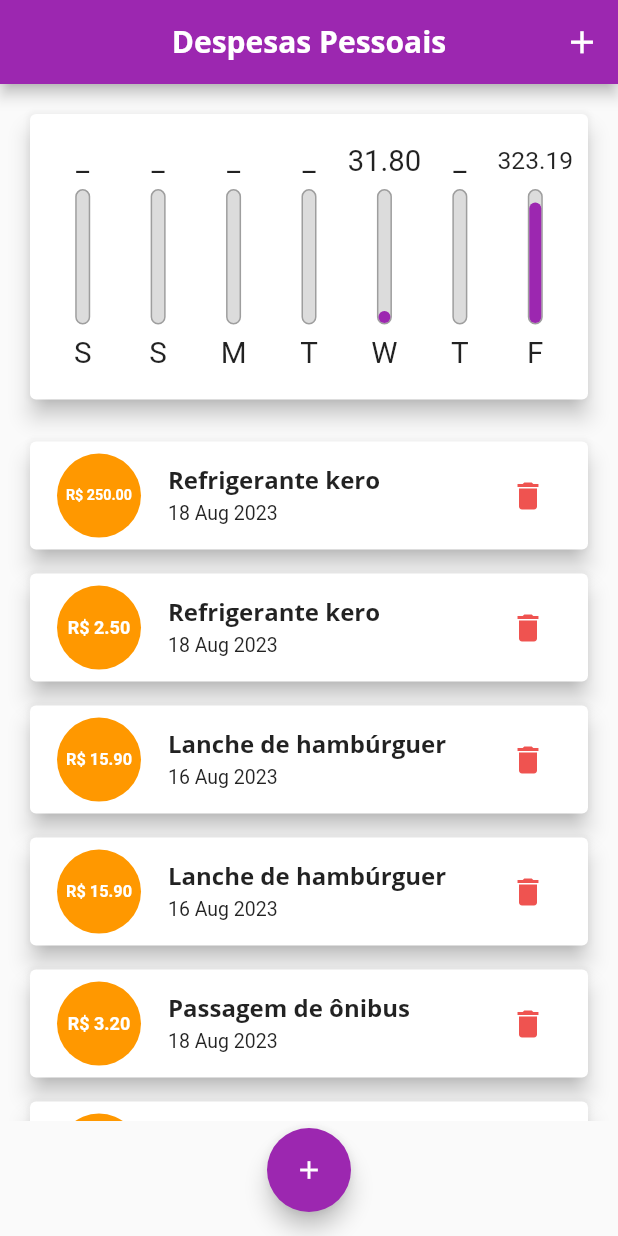
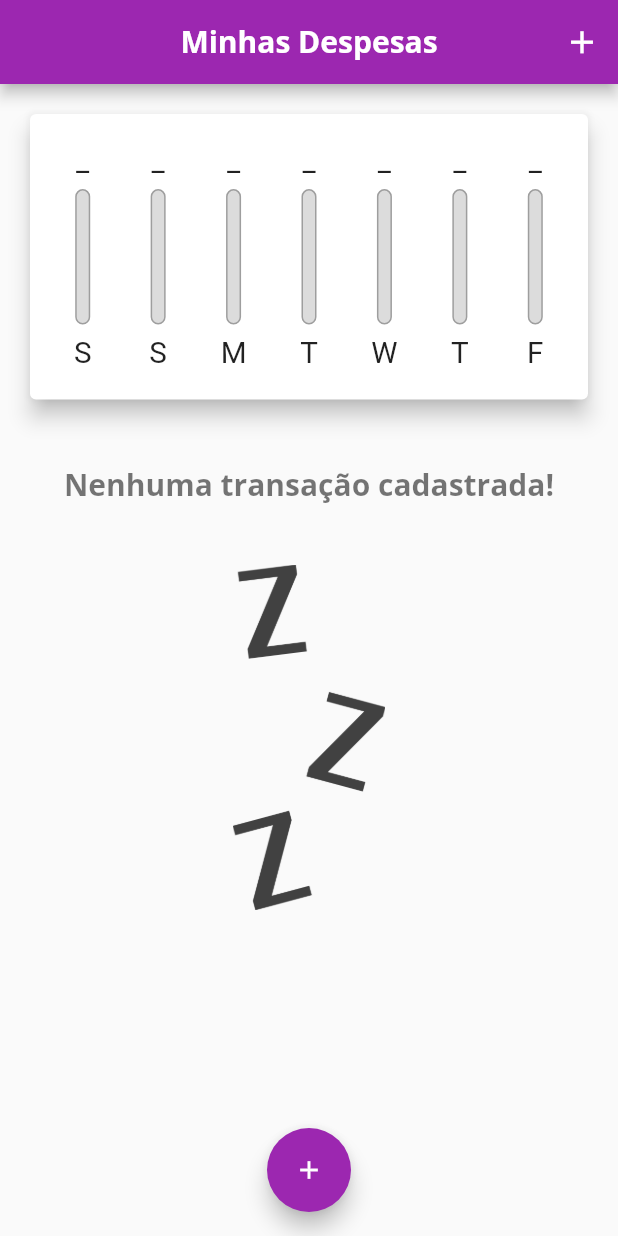
Before and after one commit to Brennez/Flutter-course, a Flutter app: the screen it shows after launch, on a phone screen of 412 x 824 dp. Run offline on Flutter 3.47's test engine with Material 2 defaults, Android fonts, the phone set to English and light mode, and no system bars; our stand-ins replace flutter_masked_text2, shared_preferences.

Commit message:
feat: shared preferences added to save transactions on device memory

```diff
--- a/expenses_app/lib/components/transaction_item.dart
+++ b/expenses_app/lib/components/transaction_item.dart
@@ -1,5 +1,3 @@
-import 'dart:math';
-
 import 'package:expenses_app/models/transaction.dart';
 import 'package:flutter/material.dart';
 import 'package:intl/intl.dart';
@@ -21,21 +19,9 @@ class TransactionItem extends StatefulWidget {
 }
 
 class _TransactionItemState extends State<TransactionItem> {
-  final colors = [
-    Colors.orange,
-    Colors.red,
-    Colors.green,
-    Colors.blue,
-    Colors.black
-  ];
-
-  late Color _backgroundColor;
-
   @override
   void initState() {
     super.initState();
-    int i = Random().nextInt(5);
-    _backgroundColor = colors[i];
   }
 
   @override
@@ -48,7 +34,6 @@ class _TransactionItemState extends State<TransactionItem> {
       ),
       child: ListTile(
         leading: CircleAvatar(
-          backgroundColor: _backgroundColor,
           radius: 30,
           child: Padding(
             padding: const EdgeInsets.all(8),
--- a/expenses_app/lib/components/transactions_list.dart
+++ b/expenses_app/lib/components/transactions_list.dart
@@ -68,7 +68,6 @@ class _TransactionsListState extends State<TransactionsList> {
                   height: constraints.maxHeight * 0.05,
                 ),
                 SizedBox(
-                  height: 20,
                   child: Text(
                     'Nenhuma transação cadastrada!',
                     style: myTheme.textTheme.displayMedium,
--- a/expenses_app/lib/main.dart
+++ b/expenses_app/lib/main.dart
@@ -1,15 +1,18 @@
+import 'dart:convert';
 import 'dart:math';
 import 'package:expenses_app/components/chart.dart';
 import 'package:expenses_app/utils/theme.dart';
 import 'package:flutter/material.dart';
 
 import 'package:expenses_app/components/transaction_form.dart';
+import 'package:shared_preferences/shared_preferences.dart';
 import 'components/transactions_list.dart';
 import 'models/transaction.dart';
 import 'utils/api.dart';
+import 'utils/shared_consts.dart';
 
 void main() {
-  runApp(ExpensesApp());
+  runApp(const ExpensesApp());
 }
 
 class ExpensesApp extends StatelessWidget {
@@ -23,7 +26,7 @@ class ExpensesApp extends StatelessWidget {
     return MaterialApp(
       theme: myTheme,
       debugShowCheckedModeBanner: false,
-      home: HomePage(),
+      home: const HomePage(),
     );
   }
 }
@@ -36,7 +39,38 @@ class HomePage extends StatefulWidget {
 }
 
 class _HomePageState extends State<HomePage> {
+  @override
+  void initState() {
+    super.initState();
+    setState(() {
+      _loadTransactions();
+    });
+  }
+
   bool _showChart = true;
+
+  Future<void> _loadTransactions() async {
+    SharedPreferences _prefs = await SharedPreferences.getInstance();
+
+    String transactionJson =
+        _prefs.getString(SharedConsts.transactionKey) ?? '[]';
+
+    List<dynamic> transactionData = json.decode(transactionJson);
+
+    setState(() {
+      transactions = transactionData
+          .map((transaction) => Transaction.fromJson(transaction))
+          .toList();
+    });
+  }
+
+  Future<void> _saveTransactions() async {
+    SharedPreferences _prefs = await SharedPreferences.getInstance();
+
+    String transactionJson = json.encode(transactions);
+
+    await _prefs.setString(SharedConsts.transactionKey, transactionJson);
+  }
 
   void _addTransaction(String title, double value, DateTime date) {
     final newTransaction = Transaction(
@@ -48,6 +82,7 @@ class _HomePageState extends State<HomePage> {
 
     setState(() {
       transactions.add(newTransaction);
+      _saveTransactions();
     });
 
     _closeTransactionFormModal(context);
@@ -93,7 +128,7 @@ class _HomePageState extends State<HomePage> {
     AppBar appBar = AppBar(
       backgroundColor: myTheme.colorScheme.primary,
       title: Text(
-        'Despesas Pessoais',
+        'Minhas Despesas',
         style: myTheme.textTheme.titleMedium,
       ),
       centerTitle: true,
@@ -136,12 +171,12 @@ class _HomePageState extends State<HomePage> {
             crossAxisAlignment: CrossAxisAlignment.stretch,
             children: [
               if (_showChart || !isLandscape)
-                Container(
+                SizedBox(
                   height: avaliableHeight * (isLandscape ? .7 : .3),
                   child: Chart(recentTransactions: _recentTransactions),
                 ),
               if (!_showChart || !isLandscape)
-                Container(
+                SizedBox(
                   height: avaliableHeight * (isLandscape ? 1 : .6),
                   child: TransactionsList(
                       transactions: transactions,
@@ -155,12 +190,12 @@ class _HomePageState extends State<HomePage> {
         onPressed: () {
           _openTransactionFormModal(context);
         },
-        child: Icon(
+        backgroundColor: myTheme.colorScheme.primary,
+        child: const Icon(
           Icons.add,
           size: 20,
           color: Colors.white,
         ),
-        backgroundColor: myTheme.colorScheme.primary,
       ),
       floatingActionButtonLocation: FloatingActionButtonLocation.centerFloat,
     );
--- a/expenses_app/lib/utils/api.dart
+++ b/expenses_app/lib/utils/api.dart
@@ -1,52 +1,52 @@
 import '../models/transaction.dart';
 
 List<Transaction> transactions = [
-  Transaction(
-    id: 'T1',
-    title: 'Refrigerante kero',
-    value: 250,
-    date: DateTime.now(),
-  ),
-  Transaction(
-    id: 'T1',
-    title: 'Refrigerante kero',
-    value: 2.50,
-    date: DateTime.now(),
-  ),
-  Transaction(
-    id: 'T2',
-    title: 'Lanche de hambúrguer',
-    value: 15.90,
-    date: DateTime.now().subtract(Duration(days: 2)),
-  ),
-  Transaction(
-    id: 'T2',
-    title: 'Lanche de hambúrguer',
-    value: 15.90,
-    date: DateTime.now().subtract(Duration(days: 2)),
-  ),
-  Transaction(
-    id: 'T3',
-    title: 'Passagem de ônibus',
-    value: 3.20,
-    date: DateTime.now(),
-  ),
-  Transaction(
-    id: 'T4',
-    title: 'Livro de ficção',
-    value: 29.99,
-    date: DateTime.now(),
-  ),
-  Transaction(
-    id: 'T5',
-    title: 'Cinema - Ingresso',
-    value: 12.00,
-    date: DateTime.now(),
-  ),
-  Transaction(
-    id: 'T6',
-    title: 'Almoço no restaurante',
-    value: 25.50,
-    date: DateTime.now(),
-  )
+  // Transaction(
+  //   id: 'T1',
+  //   title: 'Refrigerante kero',
+  //   value: 250,
+  //   date: DateTime.now(),
+  // ),
+  // Transaction(
+  //   id: 'T1',
+  //   title: 'Refrigerante kero',
+  //   value: 2.50,
+  //   date: DateTime.now(),
+  // ),
+  // Transaction(
+  //   id: 'T2',
+  //   title: 'Lanche de hambúrguer',
+  //   value: 15.90,
+  //   date: DateTime.now().subtract(Duration(days: 2)),
+  // ),
+  // Transaction(
+  //   id: 'T2',
+  //   title: 'Lanche de hambúrguer',
+  //   value: 15.90,
+  //   date: DateTime.now().subtract(Duration(days: 2)),
+  // ),
+  // Transaction(
+  //   id: 'T3',
+  //   title: 'Passagem de ônibus',
+  //   value: 3.20,
+  //   date: DateTime.now(),
+  // ),
+  // Transaction(
+  //   id: 'T4',
+  //   title: 'Livro de ficção',
+  //   value: 29.99,
+  //   date: DateTime.now(),
+  // ),
+  // Transaction(
+  //   id: 'T5',
+  //   title: 'Cinema - Ingresso',
+  //   value: 12.00,
+  //   date: DateTime.now(),
+  // ),
+  // Transaction(
+  //   id: 'T6',
+  //   title: 'Almoço no restaurante',
+  //   value: 25.50,
+  //   date: DateTime.now(),
+  // )
 ];
--- /dev/null
+++ b/expenses_app/lib/utils/shared_consts.dart
@@ -0,0 +1,3 @@
+class SharedConsts {
+  static const transactionKey = 'transaction_object';
+}
```
Also changed, not shown: expenses_app/lib/components/transaction_form.dart (+11 -3 lines), expenses_app/lib/models/transaction.dart (+17 -0 lines).
